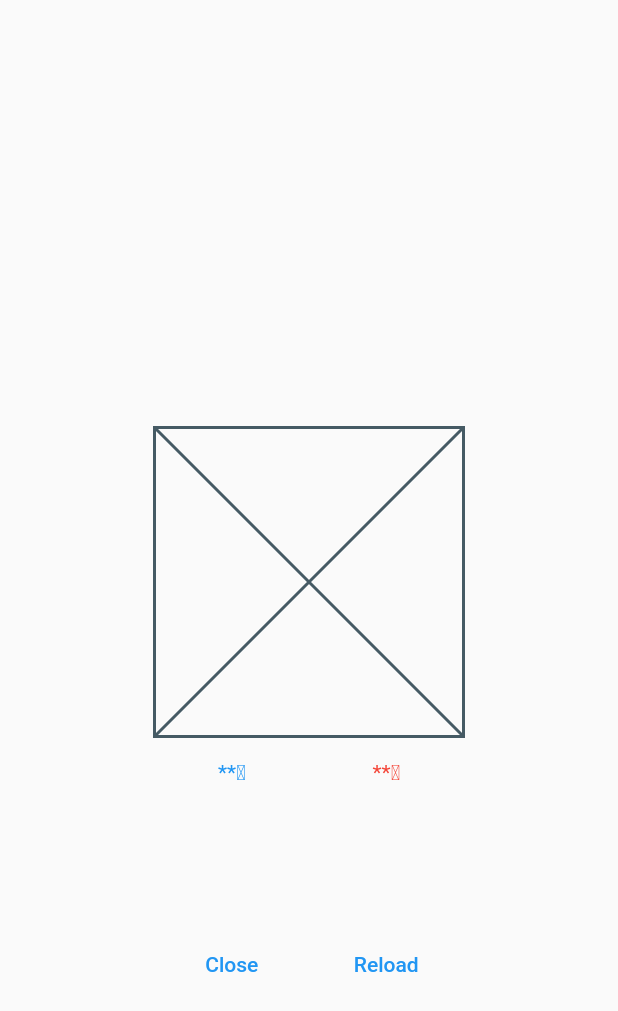
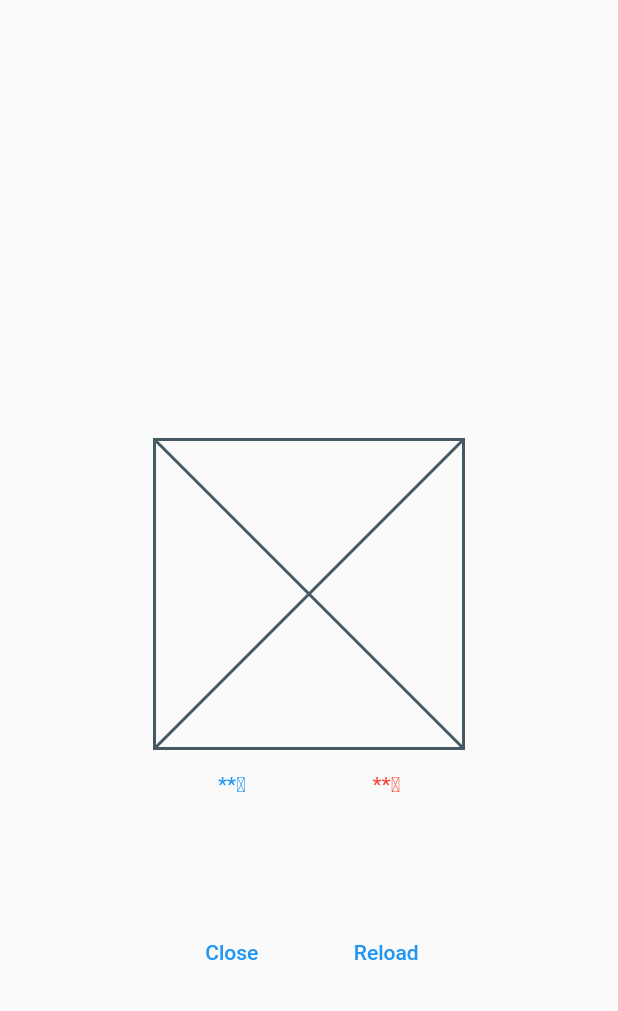
Before and after one commit to Ryosuke-Androiddev/flutter-training-nikushi, a Flutter app: the screen it shows after launch, on a phone screen of 412 x 824 dp. Shown: the top 1011 px of the screen. Run offline on Flutter 3.47's test engine with Material 2 defaults, Android fonts, the phone set to English and light mode, and no system bars.

Commit message:
fix: paddingをSizedBoxで置き換える修正

```diff
--- a/lib/feature/presentation/weather/component/weather_info_section.dart
+++ b/lib/feature/presentation/weather/component/weather_info_section.dart
@@ -11,9 +11,10 @@ class WeatherInfoSection extends StatelessWidget {
     return Column(
       children: [
         WeatherImage(),
-        Padding(
-          padding: const EdgeInsets.symmetric(vertical: 16),
-          child: Row(
+        const SizedBox(
+          height: 16.0,
+        ),
+        Row(
           children: [
             Expanded(
               child: Text(
@@ -31,7 +32,6 @@ class WeatherInfoSection extends StatelessWidget {
             )
           ],
         ),
-        ),
       ],
     );
   }
```
Lines whose indentation alone changed are shown as unchanged.
